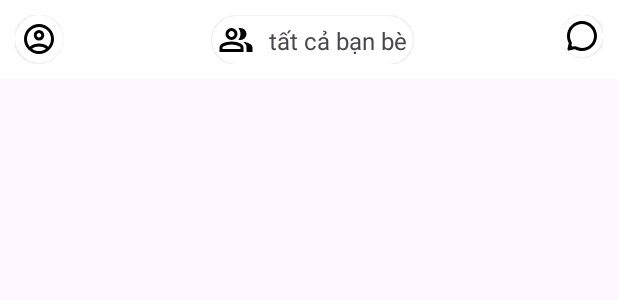
After one commit to hathai2k2/MySocialProject, an Android app: the layout view_header.xml on its own in the app's theme, with its tools: preview values and no code run, on a phone screen of 412 x 824 dp. The commit adds this screen. Shown: the top 300 px of the screen. Run offline under Robolectric (Android 15) with nearby library versions, the phone set to English and light mode, and no system bars.

Commit message:
add header

```diff
--- /dev/null
+++ b/app/src/main/res/drawable/ic_account_circle.xml
@@ -0,0 +1,9 @@
+<vector xmlns:android="http://schemas.android.com/apk/res/android"
+    android:width="24dp"
+    android:height="24dp"
+    android:viewportWidth="960"
+    android:viewportHeight="960">
+  <path
+      android:pathData="M234,684q51,-39 114,-61.5T480,600q69,0 132,22.5T726,684q35,-41 54.5,-93T800,480q0,-133 -93.5,-226.5T480,160q-133,0 -226.5,93.5T160,480q0,59 19.5,111t54.5,93ZM480,520q-59,0 -99.5,-40.5T340,380q0,-59 40.5,-99.5T480,240q59,0 99.5,40.5T620,380q0,59 -40.5,99.5T480,520ZM480,880q-83,0 -156,-31.5T197,763q-54,-54 -85.5,-127T80,480q0,-83 31.5,-156T197,197q54,-54 127,-85.5T480,80q83,0 156,31.5T763,197q54,54 85.5,127T880,480q0,83 -31.5,156T763,763q-54,54 -127,85.5T480,880ZM480,800q53,0 100,-15.5t86,-44.5q-39,-29 -86,-44.5T480,680q-53,0 -100,15.5T294,740q39,29 86,44.5T480,800ZM480,440q26,0 43,-17t17,-43q0,-26 -17,-43t-43,-17q-26,0 -43,17t-17,43q0,26 17,43t43,17ZM480,380ZM480,740Z"
+      android:fillColor="#FF000000"/>
+</vector>
--- /dev/null
+++ b/app/src/main/res/drawable/ic_chat.xml
@@ -0,0 +1,9 @@
+<vector xmlns:android="http://schemas.android.com/apk/res/android"
+    android:width="20dp"
+    android:height="20dp"
+    android:viewportWidth="20"
+    android:viewportHeight="20">
+  <path
+      android:pathData="M5.621,18.993C5.406,18.888 5.163,18.853 4.929,18.905L1.534,19.659C0.82,19.818 0.182,19.181 0.341,18.466L1.095,15.071C1.147,14.837 1.112,14.594 1.007,14.379C0.362,13.056 0,11.571 0,10C0,4.477 4.477,0 10,0C15.523,0 20,4.477 20,10C20,15.523 15.523,20 10,20C8.429,20 6.944,19.638 5.621,18.993ZM5.219,16.791C5.452,16.74 5.697,16.773 5.908,16.886L6.234,17.06C7.382,17.674 8.665,18 10,18C14.418,18 18,14.418 18,10C18,5.582 14.418,2 10,2C5.582,2 2,5.582 2,10C2,11.335 2.325,12.618 2.939,13.766L3.114,14.092C3.227,14.303 3.26,14.547 3.209,14.781L2.975,15.832C2.816,16.546 3.454,17.184 4.168,17.025L5.219,16.791Z"
+      android:fillColor="#FF000000"/>
+</vector>
--- /dev/null
+++ b/app/src/main/res/drawable/ic_group.xml
@@ -0,0 +1,9 @@
+<vector xmlns:android="http://schemas.android.com/apk/res/android"
+    android:width="24dp"
+    android:height="24dp"
+    android:viewportWidth="960"
+    android:viewportHeight="960">
+  <path
+      android:pathData="M40,800v-112q0,-34 17.5,-62.5T104,582q62,-31 126,-46.5T360,520q66,0 130,15.5T616,582q29,15 46.5,43.5T680,688v112L40,800ZM760,800v-120q0,-44 -24.5,-84.5T666,526q51,6 96,20.5t84,35.5q36,20 55,44.5t19,53.5v120L760,800ZM360,480q-66,0 -113,-47t-47,-113q0,-66 47,-113t113,-47q66,0 113,47t47,113q0,66 -47,113t-113,47ZM760,320q0,66 -47,113t-113,47q-11,0 -28,-2.5t-28,-5.5q27,-32 41.5,-71t14.5,-81q0,-42 -14.5,-81T544,168q14,-5 28,-6.5t28,-1.5q66,0 113,47t47,113ZM120,720h480v-32q0,-11 -5.5,-20T580,654q-54,-27 -109,-40.5T360,600q-56,0 -111,13.5T140,654q-9,5 -14.5,14t-5.5,20v32ZM360,400q33,0 56.5,-23.5T440,320q0,-33 -23.5,-56.5T360,240q-33,0 -56.5,23.5T280,320q0,33 23.5,56.5T360,400ZM360,720ZM360,320Z"
+      android:fillColor="#FF000000"/>
+</vector>
--- /dev/null
+++ b/app/src/main/res/layout/view_header.xml
@@ -0,0 +1,87 @@
+<?xml version="1.0" encoding="utf-8"?>
+<androidx.constraintlayout.widget.ConstraintLayout xmlns:android="http://schemas.android.com/apk/res/android"
+    xmlns:app="http://schemas.android.com/apk/res-auto"
+    xmlns:tools="http://schemas.android.com/tools"
+    android:layout_width="match_parent"
+    android:layout_height="wrap_content"
+    android:background="@color/white"
+    android:padding="@dimen/padding_10dp"
+    tools:context=".ui.custom_view.AppHeader">
+
+    <ImageView
+        android:id="@+id/iv_left"
+        android:layout_width="wrap_content"
+        android:layout_height="wrap_content"
+        android:background="@drawable/bg_button"
+        android:backgroundTint="@color/white"
+        android:elevation="1dp"
+        android:padding="4dp"
+        android:src="@drawable/ic_account_circle"
+        app:layout_constraintEnd_toStartOf="@+id/ct_friend"
+        app:layout_constraintHorizontal_bias="0.5"
+        app:layout_constraintHorizontal_chainStyle="spread_inside"
+        app:layout_constraintStart_toStartOf="parent"
+        app:layout_constraintTop_toTopOf="parent" />
+
+    <androidx.constraintlayout.widget.ConstraintLayout
+        android:id="@+id/ct_friend"
+        android:layout_width="wrap_content"
+        android:layout_height="wrap_content"
+        android:background="@drawable/bg_button"
+        android:backgroundTint="@color/white"
+        android:elevation="1dp"
+        android:padding="@dimen/padding_4dp"
+        app:layout_constraintBottom_toBottomOf="parent"
+        app:layout_constraintEnd_toStartOf="@+id/iv_right"
+        app:layout_constraintHorizontal_bias="0.5"
+        app:layout_constraintStart_toEndOf="@+id/iv_left"
+        app:layout_constraintTop_toTopOf="parent">
+
+        <ImageView
+            android:id="@+id/iv_friend"
+            android:layout_width="wrap_content"
+            android:layout_height="wrap_content"
+            android:src="@drawable/ic_group"
+            app:layout_constraintStart_toStartOf="parent"
+            app:layout_constraintTop_toTopOf="parent" />
+
+        <TextView
+            android:layout_width="wrap_content"
+            android:layout_height="wrap_content"
+            android:text="@string/txt_group_friend"
+            android:textSize="@dimen/txt_size_16sp"
+            android:layout_marginStart="@dimen/padding_10dp"
+            app:layout_constraintBottom_toBottomOf="@+id/iv_friend"
+            app:layout_constraintStart_toEndOf="@+id/iv_friend"
+            app:layout_constraintTop_toTopOf="@+id/iv_friend" />
+    </androidx.constraintlayout.widget.ConstraintLayout>
+
+    <TextView
+        android:id="@+id/tv_title"
+        android:layout_width="wrap_content"
+        android:layout_height="wrap_content"
+        android:textSize="@dimen/txt_size_24sp"
+        android:visibility="invisible"
+        app:layout_constraintBottom_toBottomOf="parent"
+        app:layout_constraintEnd_toStartOf="@+id/iv_right"
+        app:layout_constraintHorizontal_bias="0.5"
+        app:layout_constraintStart_toEndOf="@+id/iv_left"
+        app:layout_constraintTop_toTopOf="parent"
+        tools:text="Header" />
+
+    <ImageView
+        android:id="@+id/iv_right"
+        android:layout_width="wrap_content"
+        android:layout_height="wrap_content"
+        android:background="@drawable/bg_button"
+        android:backgroundTint="@color/white"
+        android:elevation="1dp"
+        android:padding="@dimen/padding_4dp"
+        android:src="@drawable/ic_chat"
+        app:layout_constraintEnd_toEndOf="parent"
+        app:layout_constraintHorizontal_bias="0.5"
+        app:layout_constraintStart_toEndOf="@+id/ct_friend"
+        app:layout_constraintTop_toTopOf="parent" />
+
+
+</androidx.constraintlayout.widget.ConstraintLayout>
--- a/app/src/main/res/values/attrs.xml
+++ b/app/src/main/res/values/attrs.xml
@@ -27,4 +27,10 @@
         <attr name="btnTextSize" format="dimension"/>
         <attr name="btnFontFamily" format="reference"/>
     </declare-styleable>
+
+    <declare-styleable name="AppHeader">
+        <attr name="headerTitle" format="string"/>
+        <attr name="headerIvLeft" format="reference"/>
+        <attr name="headerIvRight" format="reference"/>
+    </declare-styleable>
 </resources>
--- a/app/src/main/res/values/colors.xml
+++ b/app/src/main/res/values/colors.xml
@@ -4,4 +4,5 @@
     <color name="white">#FFFFFFFF</color>
     <color name="blue">#4EADFE</color>
     <color name="color_bg_button">@color/blue</color>
+    <color name="gray_light">#BDD1C5</color>
 </resources>
```
Also changed, not shown: app/src/main/java/com/example/mysocialproject/ui/custom_view/AppHeader.kt (added, +56 -0 lines), app/src/main/res/drawable/ic_arrow_left.xml (added, +9 -0 lines), app/src/main/res/drawable/ic_arrow_right.xml (added, +9 -0 lines), app/src/main/res/layout/fragment_home.xml (+15 -0 lines), app/src/main/res/values/dimens.xml (added, +22 -0 lines), app/src/main/res/values/strings.xml (+7 -6 lines).
